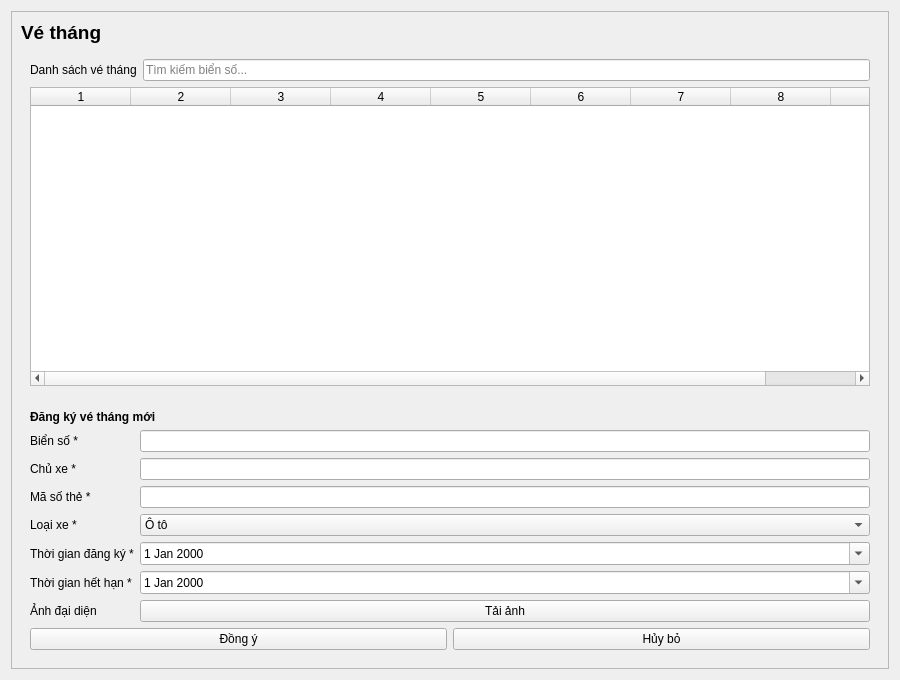
This is 2. App_Desktop/ui/pages/monthly.ui in 2pvq2/Smart_Parking_System as Qt 5 draws it before an edit. The edited form follows.
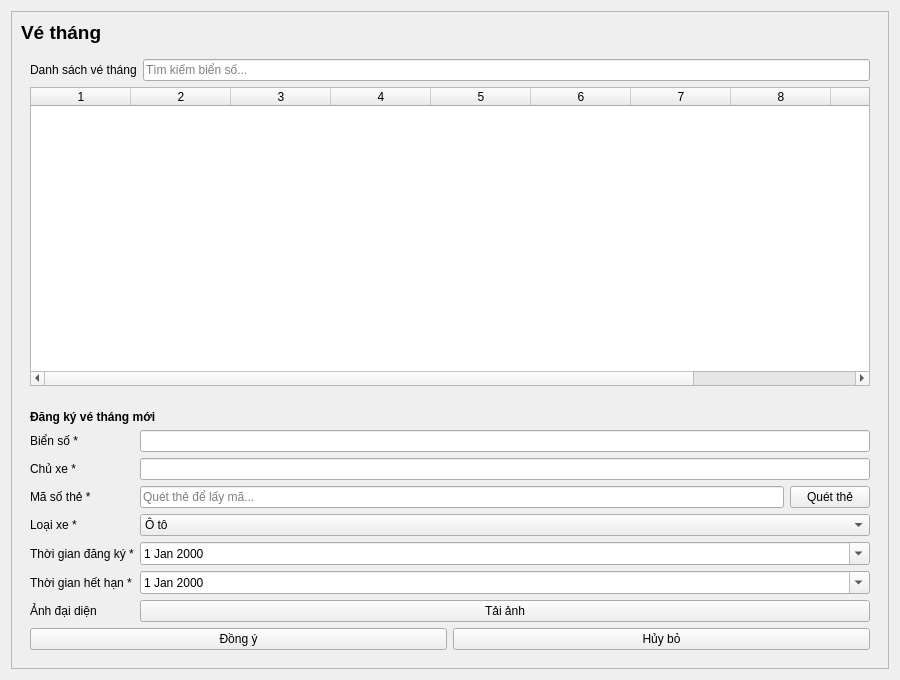
This is the edited form.

```diff
--- a/2. App_Desktop/ui/pages/monthly.ui
+++ b/2. App_Desktop/ui/pages/monthly.ui
@@ -50,7 +50,7 @@
           </item>
           <item>
            <widget class="QTableWidget" name="monthlyTable">
-            <property name="columnCount"><number>9</number></property>
+            <property name="columnCount"><number>10</number></property>
            </widget>
           </item>
          </layout>
@@ -84,7 +84,20 @@
              <widget class="QLabel" name="lblNewCard"><property name="text"><string>Mã số thẻ *</string></property></widget>
             </item>
             <item row="2" column="1">
-             <widget class="QLineEdit" name="newCardNumber"/>
+             <layout class="QHBoxLayout" name="horizontalLayout_card">
+              <item>
+               <widget class="QLineEdit" name="newCardNumber">
+                <property name="readOnly"><bool>true</bool></property>
+                <property name="placeholderText"><string>Quét thẻ để lấy mã...</string></property>
+               </widget>
+              </item>
+              <item>
+               <widget class="QPushButton" name="btnScanCard">
+                <property name="text"><string>Quét thẻ</string></property>
+                <property name="minimumWidth"><number>100</number></property>
+               </widget>
+              </item>
+             </layout>
             </item>
             <item row="3" column="0">
              <widget class="QLabel" name="lblNewType"><property name="text"><string>Loại xe *</string></property></widget>
```
